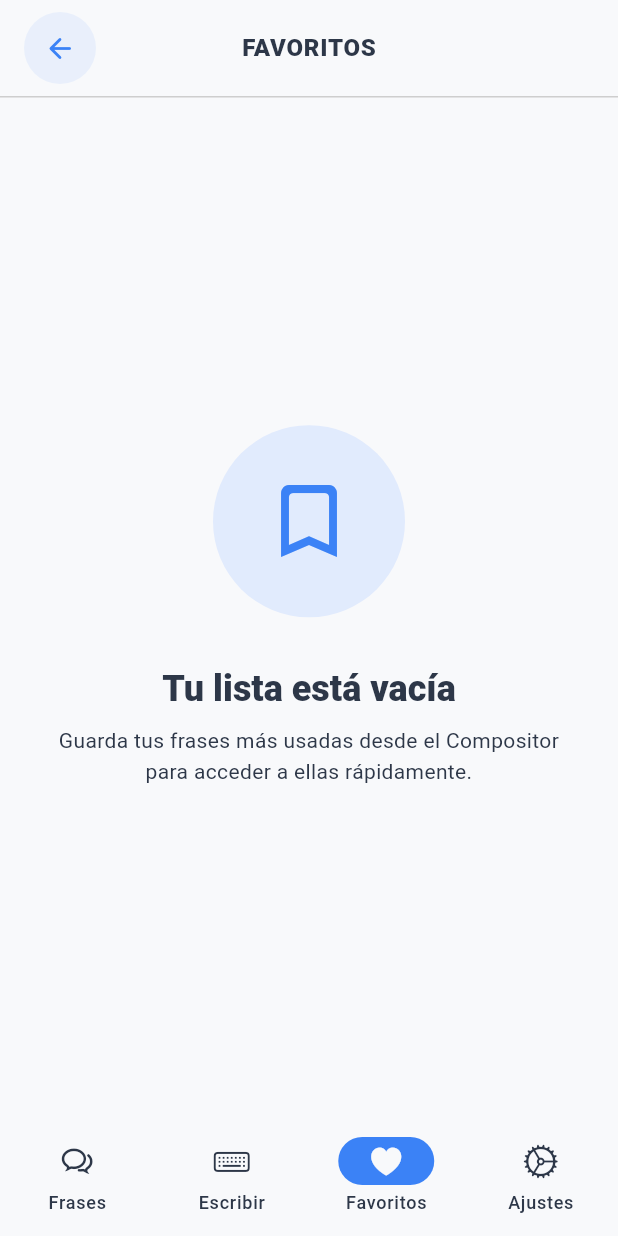
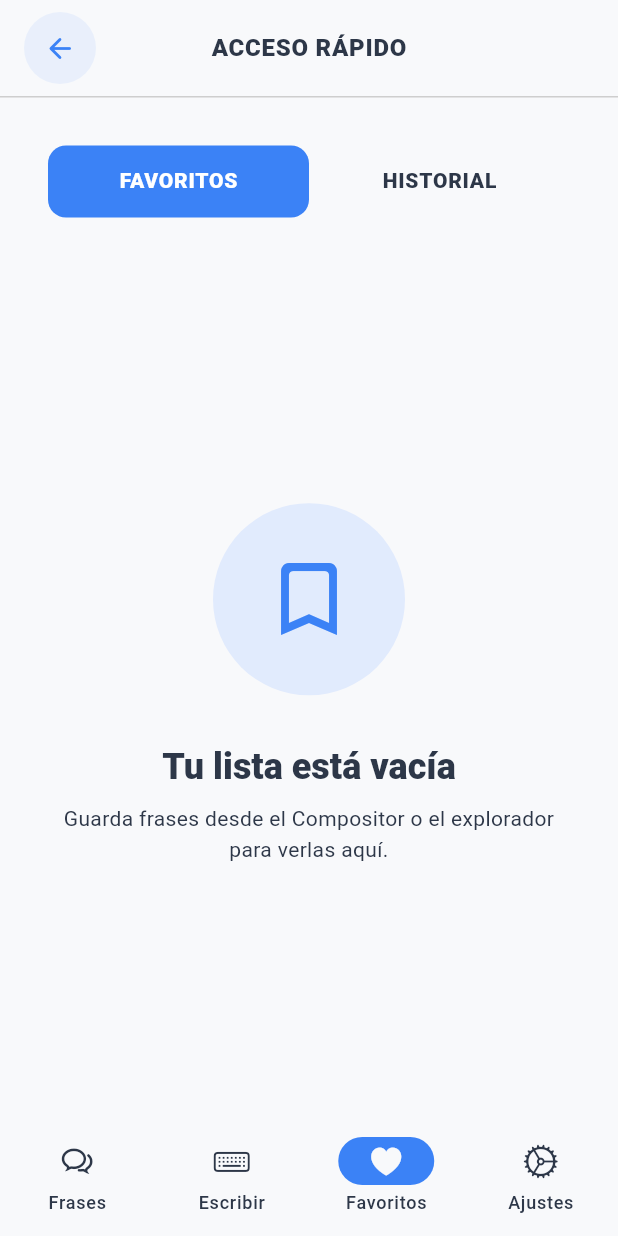
Before and after one commit to MiguelOquendoRincon/speakly-app, a Flutter app: the screen it shows after launch, item 3 of the bottom bar chosen, on a phone screen of 412 x 824 dp. Run offline on Flutter 3.47's test engine with Material 3 defaults, Android fonts, the phone set to English and light mode, and no system bars; our stand-ins replace bloc, equatable, flutter_bloc, flutter_tts, get_it, go_router and 1 more; accounts and stored records are empty.

Commit message:
feat: Initialize application architecture and implement core communication features including categories, favorites, and free text.

```diff
--- a/lib/app/app.dart
+++ b/lib/app/app.dart
@@ -2,8 +2,9 @@
 
 import 'package:flutter/material.dart';
 import 'package:flutter_bloc/flutter_bloc.dart';
+import 'package:voz_clara/features/phrases/presentation/cubit/tts_cubit.dart';
 import 'package:voz_clara/features/settings/presentation/cubit/settings_cubit_cubit.dart';
-import 'package:voz_clara/features/favorites/presentation/cubit/favorites_cubit.dart';
+import 'package:voz_clara/features/favorites/presentation/cubit/quick_phrases_cubit.dart';
 import '../core/theme/app_theme.dart';
 import 'router.dart';
 import 'service_locator.dart';
@@ -16,9 +17,10 @@ class VozClaraApp extends StatelessWidget {
     return MultiBlocProvider(
       providers: [
         BlocProvider<SettingsCubit>(create: (_) => sl<SettingsCubit>()),
-        BlocProvider<FavoritesCubit>(
-          create: (_) => sl<FavoritesCubit>()..loadFavorites(),
+        BlocProvider<QuickPhrasesCubit>(
+          create: (_) => sl<QuickPhrasesCubit>()..load(),
         ),
+        BlocProvider<TtsCubit>(create: (_) => sl<TtsCubit>()),
       ],
       child: BlocBuilder<SettingsCubit, SettingsState>(
         buildWhen: (prev, curr) =>
--- a/lib/app/main_shell.dart
+++ b/lib/app/main_shell.dart
@@ -2,9 +2,8 @@ import 'package:flutter/cupertino.dart';
 import 'package:flutter/material.dart';
 import 'package:go_router/go_router.dart';
 import 'package:flutter_bloc/flutter_bloc.dart';
-import 'package:voz_clara/app/service_locator.dart';
 import 'package:voz_clara/features/phrases/presentation/cubit/tts_cubit.dart';
-import 'package:voz_clara/features/favorites/presentation/cubit/favorites_cubit.dart';
+import 'package:voz_clara/features/favorites/presentation/cubit/quick_phrases_cubit.dart';
 import '../core/accessibility/semantics_labels.dart';
 
 /// Main shell with bottom navigation.
@@ -71,7 +70,6 @@ class MainShell extends StatelessWidget {
           // Global Accessibility Announcer — listens to TtsCubit for status/text announcements.
           // This replaces deprecated fire-and-forget Announce events with semantic properties.
           BlocBuilder<TtsCubit, TtsState>(
-            bloc: sl<TtsCubit>(),
             builder: (context, state) {
               return Semantics(
                 liveRegion: true,
@@ -88,7 +86,7 @@ class MainShell extends StatelessWidget {
                 initialLocation: i == navigationShell.currentIndex,
               );
               if (i == 2) {
-                context.read<FavoritesCubit>().loadFavorites();
+                context.read<QuickPhrasesCubit>().load();
               }
             },
             backgroundColor: theme.colorScheme.surface,
--- a/lib/features/categories/presentation/pages/categories_page.dart
+++ b/lib/features/categories/presentation/pages/categories_page.dart
@@ -2,6 +2,7 @@ import 'package:flutter/material.dart';
 import 'package:flutter_bloc/flutter_bloc.dart';
 import 'package:go_router/go_router.dart';
 import '../../../settings/presentation/cubit/settings_cubit_cubit.dart';
+import '../../../phrases/presentation/cubit/tts_cubit.dart';
 import '../../../../core/accessibility/semantics_labels.dart';
 import '../../../../core/constants/app_dimensions.dart';
 import '../../../../shared/widgets/voz_clara_app_bar.dart';
@@ -120,7 +121,9 @@ class _CategoriesPageState extends State<CategoriesPage> {
                                 icon: qr.icon,
                                 color: qr.color,
                                 onTap: () {
-                                  // Phase 4: trigger TTS
+                                  context.read<TtsCubit>().speakFreeText(
+                                    qr.label,
+                                  );
                                 },
                               ),
                             ),
@@ -302,6 +305,7 @@ class _QuickResponseButton extends StatelessWidget {
                   const SizedBox(height: AppDimensions.kSpacingS),
                   Text(
                     label,
+                    textAlign: TextAlign.center,
                     style: theme.textTheme.titleSmall?.copyWith(
                       color: isHC ? Colors.white : theme.colorScheme.onSurface,
                       fontWeight: FontWeight.w900,
--- a/lib/features/favorites/presentation/cubit/favorites_state.dart
+++ /dev/null
@@ -1,30 +0,0 @@
-part of 'favorites_cubit.dart';
-
-abstract class FavoritesState extends Equatable {
-  const FavoritesState();
-
-  @override
-  List<Object?> get props => [];
-}
-
-class FavoritesInitial extends FavoritesState {}
-
-class FavoritesLoading extends FavoritesState {}
-
-class FavoritesLoaded extends FavoritesState {
-  final List<Phrase> favorites;
-
-  const FavoritesLoaded(this.favorites);
-
-  @override
-  List<Object?> get props => [favorites];
-}
-
-class FavoritesError extends FavoritesState {
-  final String message;
-
-  const FavoritesError(this.message);
-
-  @override
-  List<Object?> get props => [message];
-}
--- a/lib/features/favorites/presentation/pages/favorites_page.dart
+++ b/lib/features/favorites/presentation/pages/favorites_page.dart
@@ -1,12 +1,15 @@
 import 'package:flutter/material.dart';
 import 'package:flutter_bloc/flutter_bloc.dart';
-import 'package:voz_clara/features/favorites/presentation/cubit/favorites_cubit.dart';
+import 'package:voz_clara/features/favorites/presentation/cubit/quick_phrases_cubit.dart';
 import 'package:voz_clara/features/phrases/presentation/cubit/tts_cubit.dart';
 import 'package:voz_clara/features/phrases/domain/entities/phrase.dart';
 import '../../../../shared/widgets/voz_clara_app_bar.dart';
 import '../../../../core/constants/app_dimensions.dart';
 
-/// Pantalla de Favoritos — muestra las frases guardadas por el usuario.
+/// Pantalla de Favoritos e Historial.
+///
+/// Refactorizada para incluir pestañas que permitan alternar entre
+/// las frases guardadas y las recientemente utilizadas.
 class FavoritesPage extends StatelessWidget {
   const FavoritesPage({super.key});
 
@@ -14,66 +17,231 @@ class FavoritesPage extends StatelessWidget {
   Widget build(BuildContext context) {
     final theme = Theme.of(context);
 
-    return Scaffold(
+    return DefaultTabController(
+      length: 2,
+      child: Scaffold(
         backgroundColor: theme.colorScheme.surface,
         body: SafeArea(
           child: Column(
             children: [
-            const VozClaraAppBar(title: 'FAVORITOS'),
+              const VozClaraAppBar(title: 'ACCESO RÁPIDO'),
+
+              SizedBox(height: AppDimensions.kSpacingL),
+
+              // TAB BAR
+              Padding(
+                padding: const EdgeInsets.symmetric(
+                  horizontal: AppDimensions.kSpacingL,
+                ),
+                child: Container(
+                  padding: const EdgeInsets.all(AppDimensions.kSpacingS),
+                  decoration: BoxDecoration(
+                    color: theme.colorScheme.surface.withValues(alpha: 0.3),
+                    borderRadius: BorderRadius.circular(AppDimensions.kRadiusL),
+                  ),
+                  child: TabBar(
+                    dividerColor: Colors.transparent,
+                    indicatorSize: TabBarIndicatorSize.tab,
+                    indicator: BoxDecoration(
+                      color: theme.colorScheme.primary,
+                      borderRadius: BorderRadius.circular(
+                        AppDimensions.kRadiusM,
+                      ),
+                    ),
+                    labelColor: theme.colorScheme.onPrimary,
+                    unselectedLabelColor: theme.colorScheme.onSurfaceVariant,
+                    labelStyle: theme.textTheme.labelLarge?.copyWith(
+                      fontWeight: FontWeight.w900,
+                      letterSpacing: 0.5,
+                    ),
+                    tabs: [
+                      Semantics(
+                        label: 'FAVORITOS',
+                        hint: 'Tocar para seleccionar: FAVORITOS',
+                        button: true,
+                        child: Tab(text: 'FAVORITOS'),
+                      ),
+                      Semantics(
+                        label: 'HISTORIAL',
+                        hint: 'Tocar para seleccionar: HISTORIAL',
+                        button: true,
+                        child: Tab(text: 'HISTORIAL'),
+                      ),
+                    ],
+                  ),
+                ),
+              ),
+
+              const SizedBox(height: AppDimensions.kSpacingM),
 
               Expanded(
-              child: BlocBuilder<FavoritesCubit, FavoritesState>(
+                child: BlocBuilder<QuickPhrasesCubit, QuickPhrasesState>(
                   builder: (context, state) {
-                  if (state is FavoritesLoading) {
+                    if (state.status == QuickPhrasesStatus.loading) {
                       return const Center(child: CircularProgressIndicator());
                     }
 
-                  if (state is FavoritesLoaded) {
-                    final favorites = state.favorites;
+                    return TabBarView(
+                      children: [
+                        // TAB 1: FAVORITOS
+                        _PhraseListView(
+                          phrases: state.favorites,
+                          emptyTitle: 'Tu lista está vacía',
+                          emptyDescription:
+                              'Guarda frases desde el Compositor o el explorador para verlas aquí.',
+                          emptyIcon: Icons.bookmark_outline_rounded,
+                          onRemove: (phrase) => context
+                              .read<QuickPhrasesCubit>()
+                              .removeFavorite(phrase),
+                        ),
 
-                    if (favorites.isEmpty) {
-                      return _EmptyFavoritesView(theme: theme);
+                        // TAB 2: HISTORIAL
+                        _PhraseListView(
+                          phrases: state.recents,
+                          emptyTitle: 'Sin historial',
+                          emptyDescription:
+                              'Las últimas 15 frases que reproduzcas aparecerán en esta lista.',
+                          emptyIcon: Icons.history_rounded,
+                          onClear: () =>
+                              context.read<QuickPhrasesCubit>().clearHistory(),
+                        ),
+                      ],
+                    );
+                  },
+                ),
+              ),
+            ],
+          ),
+        ),
+      ),
+    );
+  }
 }
 
-                    return ListView.separated(
+class _PhraseListView extends StatelessWidget {
+  final List<Phrase> phrases;
+  final String emptyTitle;
+  final String emptyDescription;
+  final IconData emptyIcon;
+  final Function(Phrase)? onRemove;
+  final VoidCallback? onClear;
+
+  const _PhraseListView({
+    required this.phrases,
+    required this.emptyTitle,
+    required this.emptyDescription,
+    required this.emptyIcon,
+    this.onRemove,
+    this.onClear,
+  });
+
+  @override
+  Widget build(BuildContext context) {
+    final theme = Theme.of(context);
+
+    if (phrases.isEmpty) {
+      return _EmptyStateView(
+        theme: theme,
+        title: emptyTitle,
+        description: emptyDescription,
+        icon: emptyIcon,
+      );
+    }
+
+    return Column(
+      children: [
+        if (onClear != null)
+          Padding(
+            padding: const EdgeInsets.symmetric(
+              horizontal: AppDimensions.kSpacingL,
+            ),
+            child: Align(
+              alignment: Alignment.centerRight,
+              child: TextButton.icon(
+                onPressed: onClear,
+                icon: const Icon(Icons.delete_sweep_rounded, size: 18),
+                label: const Text('BORRAR TODO'),
+                style: TextButton.styleFrom(
+                  foregroundColor: theme.colorScheme.error,
+                  textStyle: theme.textTheme.labelSmall?.copyWith(
+                    fontWeight: FontWeight.w800,
+                  ),
+                ),
+              ),
+            ),
+          ),
+        Expanded(
+          child: ListView.separated(
             padding: const EdgeInsets.all(AppDimensions.kSpacingL),
-                      itemCount: favorites.length,
+            itemCount: phrases.length,
             separatorBuilder: (_, _) =>
                 const SizedBox(height: AppDimensions.kSpacingM),
             itemBuilder: (context, index) {
-                        final phrase = favorites[index];
-                        return _FavoriteItemCard(
+              final phrase = phrases[index];
+              return _QuickPhraseCard(
                 phrase: phrase,
                 onTap: () {
-                            if (phrase.isCustom) {
-                              context.read<TtsCubit>().speakFreeText(
-                                phrase.text,
-                              );
+                  if (phrase.id.startsWith('custom_') || phrase.isCustom) {
+                    context.read<TtsCubit>().speakFreeText(phrase.text);
                   } else {
                     context.read<TtsCubit>().speakPhrase(phrase.id);
                   }
                 },
-                          onDelete: () {
-                            context.read<FavoritesCubit>().removeFavorite(
-                              phrase,
+                onDelete: onRemove != null ? () => onRemove!(phrase) : null,
               );
             },
-                        );
-                      },
+          ),
+        ),
+      ],
     );
   }
-
-                  if (state is FavoritesError) {
-                    return Center(
-                      child: Text(
-                        state.message,
-                        style: TextStyle(color: theme.colorScheme.error),
-                      ),
-                    );
 }
 
-                  return const SizedBox.shrink();
-                },
+class _EmptyStateView extends StatelessWidget {
+  final ThemeData theme;
+  final String title;
+  final String description;
+  final IconData icon;
+
+  const _EmptyStateView({
+    required this.theme,
+    required this.title,
+    required this.description,
+    required this.icon,
+  });
+
+  @override
+  Widget build(BuildContext context) {
+    return Center(
+      child: Padding(
+        padding: const EdgeInsets.all(AppDimensions.kSpacingXL),
+        child: Column(
+          mainAxisAlignment: MainAxisAlignment.center,
+          children: [
+            Container(
+              padding: const EdgeInsets.all(AppDimensions.kSpacingXL),
+              decoration: BoxDecoration(
+                color: theme.colorScheme.primaryContainer.withValues(
+                  alpha: 0.5,
+                ),
+                shape: BoxShape.circle,
+              ),
+              child: Icon(icon, size: 64, color: theme.colorScheme.primary),
+            ),
+            const SizedBox(height: AppDimensions.kSpacingXL),
+            Text(
+              title,
+              style: theme.textTheme.headlineSmall?.copyWith(
+                color: theme.colorScheme.onSurface,
+                fontWeight: FontWeight.w900,
+              ),
+            ),
+            const SizedBox(height: AppDimensions.kSpacingS),
+            Text(
+              description,
+              textAlign: TextAlign.center,
+              style: theme.textTheme.bodyMedium?.copyWith(
+                color: theme.colorScheme.onSurfaceVariant,
               ),
             ),
           ],
@@ -83,64 +251,15 @@ class FavoritesPage extends StatelessWidget {
   }
 }
 
-class _EmptyFavoritesView extends StatelessWidget {
-  final ThemeData theme;
-  const _EmptyFavoritesView({required this.theme});
-
-  @override
-  Widget build(BuildContext context) {
-    return Center(
-      child: Column(
-        mainAxisAlignment: MainAxisAlignment.center,
-        children: [
-          Container(
-            padding: const EdgeInsets.all(AppDimensions.kSpacingXL),
-            decoration: BoxDecoration(
-              color: theme.colorScheme.primaryContainer.withValues(alpha: 0.5),
-              shape: BoxShape.circle,
-            ),
-            child: Icon(
-              Icons.bookmark_outline_rounded,
-              size: 64,
-              color: theme.colorScheme.primary,
-            ),
-          ),
-          const SizedBox(height: AppDimensions.kSpacingXL),
-          Text(
-            'Tu lista está vacía',
-            style: theme.textTheme.headlineSmall?.copyWith(
-              color: theme.colorScheme.onSurface,
-              fontWeight: FontWeight.w900,
-            ),
-          ),
-          const SizedBox(height: AppDimensions.kSpacingS),
-          Padding(
-            padding: const EdgeInsets.symmetric(
-              horizontal: AppDimensions.kSpacingXL,
-            ),
-            child: Text(
-              'Guarda tus frases más usadas desde el Compositor para acceder a ellas rápidamente.',
-              textAlign: TextAlign.center,
-              style: theme.textTheme.bodyMedium?.copyWith(
-                color: theme.colorScheme.onSurfaceVariant,
-              ),
-            ),
-          ),
-        ],
-      ),
-    );
-  }
-}
-
-class _FavoriteItemCard extends StatelessWidget {
+class _QuickPhraseCard extends StatelessWidget {
   final Phrase phrase;
   final VoidCallback onTap;
-  final VoidCallback onDelete;
+  final VoidCallback? onDelete;
 
-  const _FavoriteItemCard({
+  const _QuickPhraseCard({
     required this.phrase,
     required this.onTap,
-    required this.onDelete,
+    this.onDelete,
   });
 
   @override
@@ -148,8 +267,8 @@ class _FavoriteItemCard extends StatelessWidget {
     final theme = Theme.of(context);
 
     return Semantics(
-      label: 'Frase favorita: $phrase',
-      hint: 'Doble toque para reproducir esta frase',
+      label: 'Frase: ${phrase.text}',
+      hint: 'Doble toque para reproducir',
       button: true,
       child: Container(
         decoration: BoxDecoration(
@@ -177,10 +296,9 @@ class _FavoriteItemCard extends StatelessWidget {
               padding: const EdgeInsets.all(AppDimensions.kSpacingM),
               child: Row(
                 children: [
-                  // Play Icon (Circular matching design)
                   Container(
-                    width: 48,
-                    height: 48,
+                    width: 44,
+                    height: 44,
                     decoration: BoxDecoration(
                       color: theme.colorScheme.primaryContainer,
                       shape: BoxShape.circle,
@@ -189,7 +307,7 @@ class _FavoriteItemCard extends StatelessWidget {
                       child: Icon(
                         phrase.icon,
                         color: theme.colorScheme.primary,
-                        size: 24,
+                        size: 20,
                       ),
                     ),
                   ),
@@ -207,8 +325,7 @@ class _FavoriteItemCard extends StatelessWidget {
                           ),
                         ),
                         if (phrase.subtitle != null &&
-                            phrase.subtitle!.isNotEmpty) ...[
-                          const SizedBox(height: 2),
+                            phrase.subtitle!.isNotEmpty)
                           Text(
                             phrase.subtitle!,
                             style: theme.textTheme.labelSmall?.copyWith(
@@ -216,15 +333,19 @@ class _FavoriteItemCard extends StatelessWidget {
                             ),
                           ),
                       ],
-                      ],
                     ),
                   ),
-                  const SizedBox(width: AppDimensions.kSpacingS),
+                  if (onDelete != null)
                     IconButton(
-                    icon: const Icon(Icons.delete_outline_rounded),
-                    color: theme.colorScheme.error.withValues(alpha: 0.7),
+                      icon: const Icon(Icons.close_rounded, size: 20),
+                      color: theme.colorScheme.onSurfaceVariant,
                       onPressed: onDelete,
                       tooltip: 'Eliminar de favoritos',
+                    )
+                  else
+                    Icon(
+                      Icons.chevron_right_rounded,
+                      color: theme.colorScheme.onSurfaceVariant,
                     ),
                 ],
               ),
--- a/lib/features/free_text/presentation/pages/free_text_page.dart
+++ b/lib/features/free_text/presentation/pages/free_text_page.dart
@@ -4,7 +4,7 @@ import 'package:flutter_bloc/flutter_bloc.dart';
 import 'package:voz_clara/app/service_locator.dart';
 import 'package:voz_clara/features/phrases/presentation/cubit/tts_cubit.dart';
 import 'package:voz_clara/features/free_text/presentation/cubit/free_text_cubit.dart';
-import 'package:voz_clara/features/favorites/presentation/cubit/favorites_cubit.dart';
+import 'package:voz_clara/features/favorites/presentation/cubit/quick_phrases_cubit.dart';
 import '../../../../core/constants/app_dimensions.dart';
 import '../../../../shared/widgets/speak_button.dart';
 import '../../../../shared/widgets/accessible_button.dart';
@@ -56,7 +56,7 @@ class _FreeTextSelectionViewState extends State<_FreeTextSelectionView> {
     final text = _controller.text.trim();
     if (text.isEmpty) return;
 
-    context.read<FavoritesCubit>().addFavorite(text, isCustom: true);
+    context.read<QuickPhrasesCubit>().addFavorite(text, isCustom: true);
 
     ScaffoldMessenger.of(context).showSnackBar(
       const SnackBar(
--- a/lib/features/phrases/data/repositories/phrases_repository_impl.dart
+++ b/lib/features/phrases/data/repositories/phrases_repository_impl.dart
@@ -19,7 +19,7 @@ class PhrasesRepositoryImpl implements PhrasesRepository {
   static const _historyBoxKey = 'history';
   static const _favoritesKey = 'favorite_ids';
   static const _historyKey = 'history_ids';
-  static const _historyMaxLength = 20;
+  static const _historyMaxLength = 15;
 
   final Box? _favBoxOverride;
   final Box? _histBoxOverride;
```
Also changed, not shown: lib/app/service_locator.dart (+4 -8 lines), lib/features/favorites/presentation/cubit/favorites_cubit.dart (deleted, +0 -74 lines), lib/features/favorites/presentation/cubit/quick_phrases_cubit.dart (+57 -8 lines), lib/features/phrases/presentation/pages/phrases_page/phrases_page.dart (+2 -9 lines), 2 other files. Lines whose indentation alone changed are shown as unchanged.
